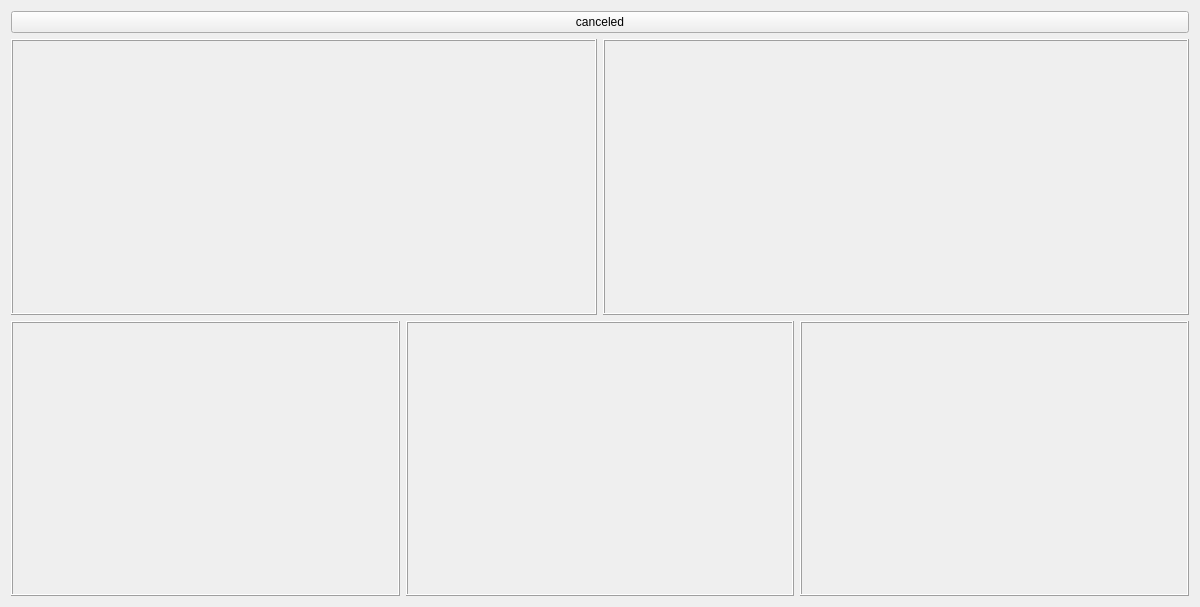
This is monitorwindow.ui in JasonZhang521/manager as Qt 5 draws it before an edit. The edited form follows.
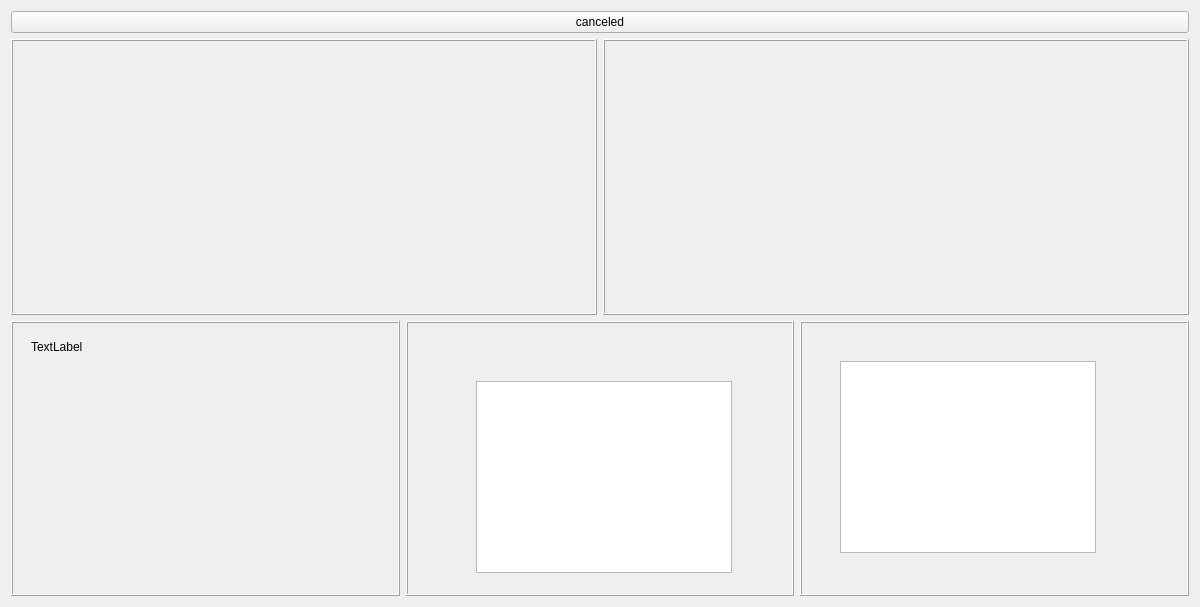
This is the edited form.

The edit to the form file:
```diff
--- a/monitorwindow.ui
+++ b/monitorwindow.ui
@@ -64,6 +64,19 @@
        <property name="frameShadow">
         <enum>QFrame::Raised</enum>
        </property>
+       <widget class="QLabel" name="label">
+        <property name="geometry">
+         <rect>
+          <x>20</x>
+          <y>20</y>
+          <width>54</width>
+          <height>12</height>
+         </rect>
+        </property>
+        <property name="text">
+         <string>TextLabel</string>
+        </property>
+       </widget>
       </widget>
      </item>
      <item>
@@ -74,6 +87,16 @@
        <property name="frameShadow">
         <enum>QFrame::Raised</enum>
        </property>
+       <widget class="QTreeView" name="treeView_2">
+        <property name="geometry">
+         <rect>
+          <x>70</x>
+          <y>60</y>
+          <width>256</width>
+          <height>192</height>
+         </rect>
+        </property>
+       </widget>
       </widget>
      </item>
      <item>
@@ -84,6 +107,16 @@
        <property name="frameShadow">
         <enum>QFrame::Raised</enum>
        </property>
+       <widget class="QTreeView" name="treeView_3">
+        <property name="geometry">
+         <rect>
+          <x>40</x>
+          <y>40</y>
+          <width>256</width>
+          <height>192</height>
+         </rect>
+        </property>
+       </widget>
       </widget>
      </item>
     </layout>
```
